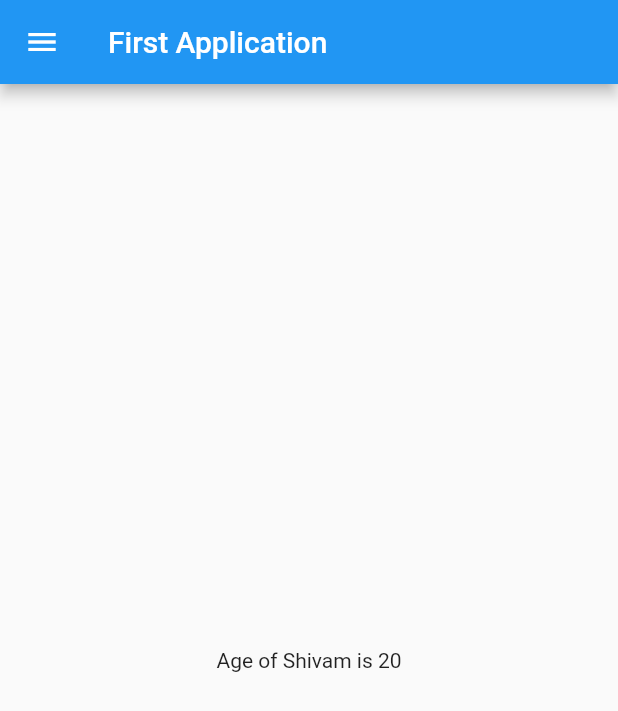
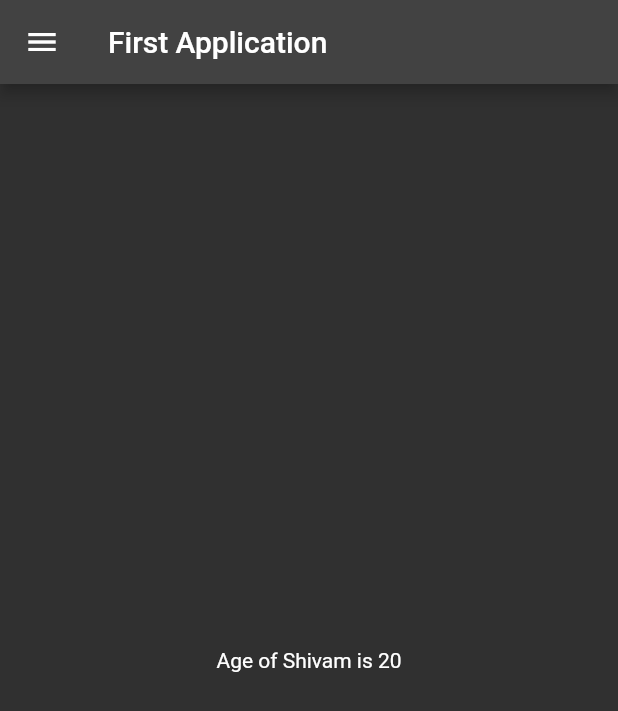
Before and after one commit to shivam1raj5/Catalog_App_Flutter, a Flutter app: the screen it shows after launch, on a phone screen of 412 x 824 dp. Shown: the top 711 px of the screen. Run offline on Flutter 3.47's test engine with Material 2 defaults, Android fonts, the phone set to English and light mode, and no system bars.

Commit message:
day3 first commit

```diff
--- a/lib/main.dart
+++ b/lib/main.dart
@@ -1,6 +1,6 @@
 import 'package:flutter/material.dart';
 
-import 'Homepage.dart';
+import 'Pages/Homepage.dart';
 
 void main() {
   runApp(Myapp());
@@ -11,6 +11,10 @@ class Myapp extends StatelessWidget {
   Widget build(BuildContext context) {
     return MaterialApp(
       home: Homepage(),
+      themeMode: ThemeMode.dark,
+      darkTheme: ThemeData(
+        brightness: Brightness.dark,
+      ),
     );
   }
 }
```
Also changed, not shown: lib/Pages/Homepage.dart (line endings or trailing spaces).
